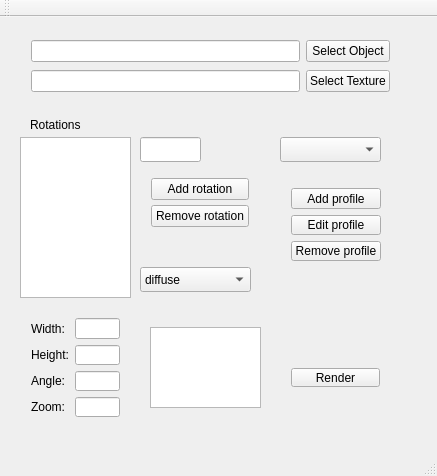
This is mainwindow.ui in supernugy/Awesome2DGui as Qt 5 draws it before an edit. The edited form follows.
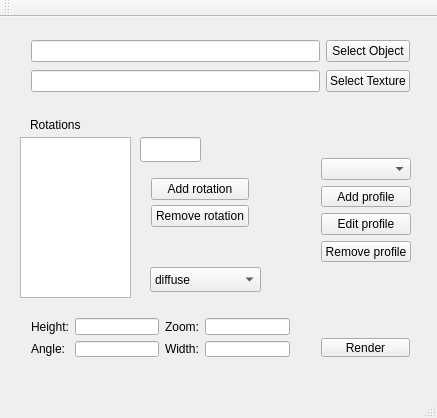
This is the edited form.

Commit message: Made gui more eye appealing

```diff
--- a/mainwindow.ui
+++ b/mainwindow.ui
@@ -7,7 +7,7 @@
     <x>0</x>
     <y>0</y>
     <width>437</width>
-    <height>476</height>
+    <height>418</height>
    </rect>
   </property>
   <property name="minimumSize">
@@ -25,7 +25,7 @@
      <rect>
       <x>20</x>
       <y>10</y>
-      <width>381</width>
+      <width>401</width>
       <height>80</height>
      </rect>
     </property>
@@ -57,19 +57,33 @@
      <rect>
       <x>20</x>
       <y>290</y>
-      <width>111</width>
-      <height>121</height>
+      <width>281</width>
+      <height>61</height>
      </rect>
     </property>
     <layout class="QGridLayout" name="gridLayout_2">
-     <item row="0" column="0">
+     <item row="0" column="2">
+      <widget class="QLineEdit" name="heightLineEdit">
+       <property name="inputMask">
+        <string/>
+       </property>
+      </widget>
+     </item>
+     <item row="1" column="2">
+      <widget class="QLineEdit" name="angleLineEdit">
+       <property name="inputMask">
+        <string/>
+       </property>
+      </widget>
+     </item>
+     <item row="1" column="3">
       <widget class="QLabel" name="label_2">
        <property name="text">
         <string>Width:</string>
        </property>
       </widget>
      </item>
-     <item row="1" column="0">
+     <item row="0" column="1">
       <widget class="QLabel" name="label_3">
        <property name="text">
         <string>Height:</string>
@@ -77,54 +91,40 @@
       </widget>
      </item>
      <item row="1" column="1">
-      <widget class="QLineEdit" name="heightLineEdit">
-       <property name="inputMask">
-        <string/>
-       </property>
-      </widget>
-     </item>
-     <item row="0" column="1">
-      <widget class="QLineEdit" name="widthLineEdit">
-       <property name="inputMask">
-        <string/>
-       </property>
-      </widget>
-     </item>
-     <item row="2" column="0">
       <widget class="QLabel" name="label_4">
        <property name="text">
         <string>Angle:</string>
        </property>
       </widget>
      </item>
-     <item row="2" column="1">
-      <widget class="QLineEdit" name="angleLineEdit">
-       <property name="inputMask">
-        <string/>
-       </property>
-      </widget>
-     </item>
-     <item row="3" column="1">
-      <widget class="QLineEdit" name="zoomLineEdit">
-       <property name="inputMask">
-        <string/>
-       </property>
-      </widget>
-     </item>
-     <item row="3" column="0">
+     <item row="0" column="3">
       <widget class="QLabel" name="label_5">
        <property name="text">
         <string>Zoom:</string>
        </property>
       </widget>
      </item>
+     <item row="0" column="4">
+      <widget class="QLineEdit" name="zoomLineEdit">
+       <property name="inputMask">
+        <string/>
+       </property>
+      </widget>
+     </item>
+     <item row="1" column="4">
+      <widget class="QLineEdit" name="widthLineEdit">
+       <property name="inputMask">
+        <string/>
+       </property>
+      </widget>
+     </item>
     </layout>
    </widget>
    <widget class="QWidget" name="verticalLayoutWidget">
     <property name="geometry">
      <rect>
-      <x>280</x>
-      <y>320</y>
+      <x>310</x>
+      <y>290</y>
       <width>111</width>
       <height>61</height>
      </rect>
@@ -211,7 +211,7 @@
    <widget class="QComboBox" name="layersComboBox">
     <property name="geometry">
      <rect>
-      <x>140</x>
+      <x>150</x>
       <y>250</y>
       <width>111</width>
       <height>25</height>
@@ -233,36 +233,19 @@
      </property>
     </item>
    </widget>
-   <widget class="QListWidget" name="profilesListWidget">
-    <property name="geometry">
-     <rect>
-      <x>150</x>
-      <y>310</y>
-      <width>111</width>
-      <height>81</height>
-     </rect>
-    </property>
-   </widget>
-   <widget class="QComboBox" name="profilesComboBox">
-    <property name="geometry">
-     <rect>
-      <x>280</x>
-      <y>120</y>
-      <width>101</width>
-      <height>25</height>
-     </rect>
-    </property>
-   </widget>
    <widget class="QWidget" name="verticalLayoutWidget_3">
     <property name="geometry">
      <rect>
-      <x>280</x>
-      <y>160</y>
+      <x>310</x>
+      <y>130</y>
       <width>112</width>
-      <height>95</height>
+      <height>126</height>
      </rect>
     </property>
     <layout class="QVBoxLayout" name="verticalLayout_3">
+     <item>
+      <widget class="QComboBox" name="profilesComboBox"/>
+     </item>
      <item>
       <widget class="QPushButton" name="addProfileButton">
        <property name="text">
```
